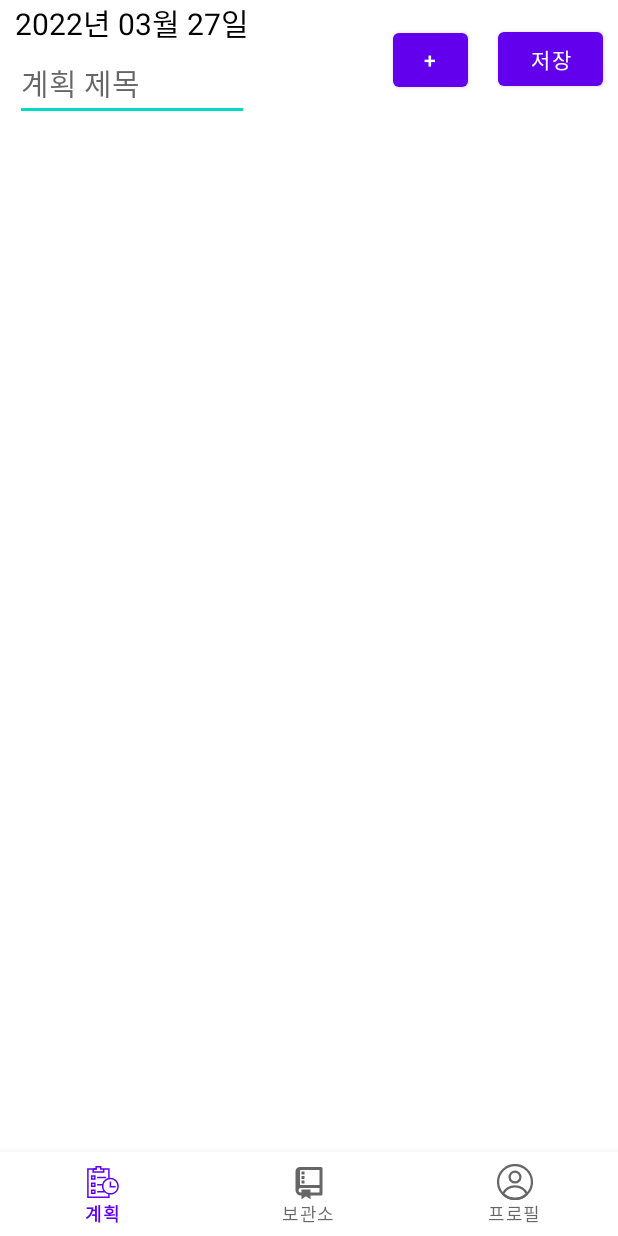
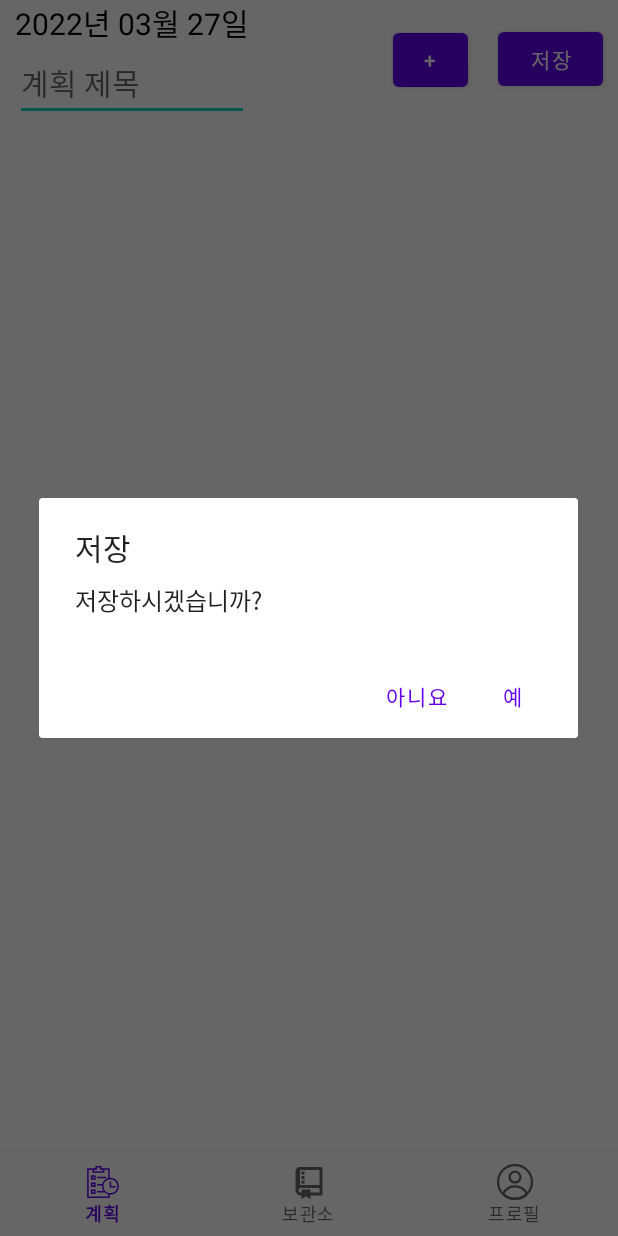
Before and after one commit to YunDaeHyeon/J-Planning, an Android app: the PlanFragment screen opened directly, with no data from a screen before it, after a tap on "저장", on a phone screen of 412 x 824 dp. Run offline under Robolectric (Android 15) with nearby library versions, the phone set to English and light mode, and no system bars; libraries missing offline, so code that uses them is left out: com.kakao.sdk; 1 statement that could not run was skipped.

Commit message:
22.03.27 PlanFragment Plan Save Checking AlertDialog add

```diff
--- a/app/src/main/java/com/meonjicompany/planning/fragment/PlanFragment.java
+++ b/app/src/main/java/com/meonjicompany/planning/fragment/PlanFragment.java
@@ -1,5 +1,7 @@
 package com.meonjicompany.planning.fragment;
+import android.app.AlertDialog;
 import android.app.DatePickerDialog;
+import android.content.DialogInterface;
 import android.graphics.Canvas;
 import android.os.Bundle;
 
@@ -134,11 +136,11 @@ public class PlanFragment extends Fragment implements View.OnClickListener{
     @Override
     public void onClick(View view) {
         switch (view.getId()){
-            case R.id.selectDate:
+            case R.id.selectDate: // 날짜 선택 TextView 클릭 시
                 new DatePickerDialog(getActivity(),datePicker, calendar.get(Calendar.YEAR),
                         calendar.get(Calendar.MONTH),calendar.get(Calendar.DAY_OF_MONTH)).show();
                 break;
-            case R.id.add_plan_item_btn:
+            case R.id.add_plan_item_btn: // 추가 버튼 클릭 시
                 planDialog = PlanDialog.getInstance();
                 planDialog.show(getActivity().getSupportFragmentManager(), PlanDialog.TAG_PLAN_DIALOG);
                 planDialog.setDialogResult(new PlanDialog.PlanAddItem() {
@@ -149,10 +151,29 @@ public class PlanFragment extends Fragment implements View.OnClickListener{
                     }
                 });
                 break;
-            case R.id.save_plan_btn:
-                JSONObject jsonObject = new JSONObject();
-                createJson(jsonObject);
-                System.out.println(jsonObject.toString());
+            case R.id.save_plan_btn: // 저장 버튼 클릭 시
+                AlertDialog.Builder builder = new AlertDialog.Builder(view.getContext());
+                builder.setTitle("저장");
+                builder.setMessage("저장하시겠습니까?");
+                // "예"를 클릭했을 시
+                builder.setPositiveButton("예",
+                        new DialogInterface.OnClickListener() {
+                            @Override
+                            public void onClick(DialogInterface dialogInterface, int i) {
+                                JSONObject jsonObject = new JSONObject();
+                                createJson(jsonObject);
+                                System.out.println(jsonObject.toString());
+                            }
+                        });
+                // "아니요" 클릭 시
+                builder.setNegativeButton("아니요",
+                        new DialogInterface.OnClickListener() {
+                            @Override
+                            public void onClick(DialogInterface dialogInterface, int i) {
+                                dialogInterface.cancel();
+                            }
+                        });
+                builder.show();
                 break;
         }
     }
--- a/app/src/main/java/com/meonjicompany/planning/retrofit/RetrofitClient.java
+++ b/app/src/main/java/com/meonjicompany/planning/retrofit/RetrofitClient.java
@@ -9,7 +9,7 @@ import retrofit2.converter.gson.GsonConverterFactory;
 public class RetrofitClient {
     private static RetrofitClient instance = null;
     private static RetrofitAPI retrofitAPI;
-    private final static String BASE_URL="http://172.30.1.22:8080/";
+    private final static String BASE_URL="http://192.168.35.63:8080/";
 
     private RetrofitClient(){
         OkHttpClient okHttpClient = new OkHttpClient.Builder()
```
